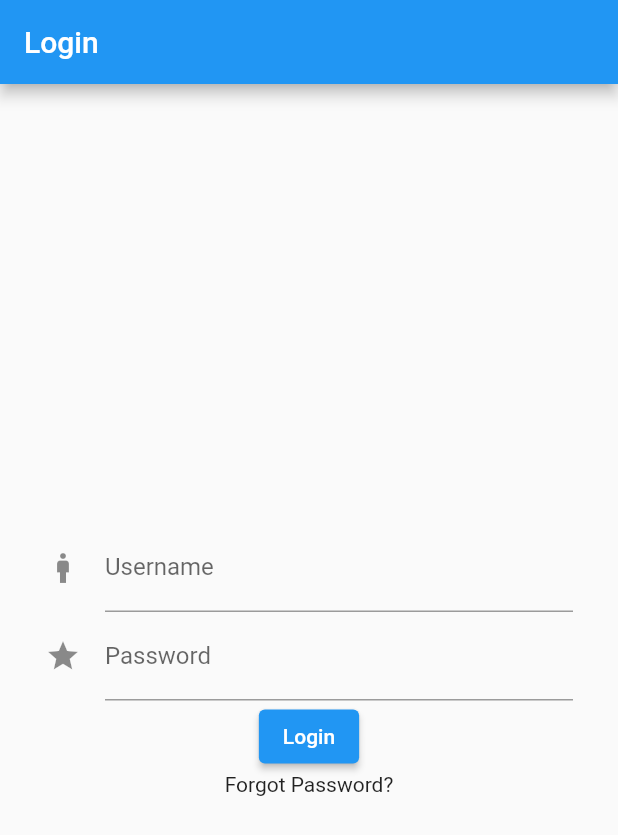
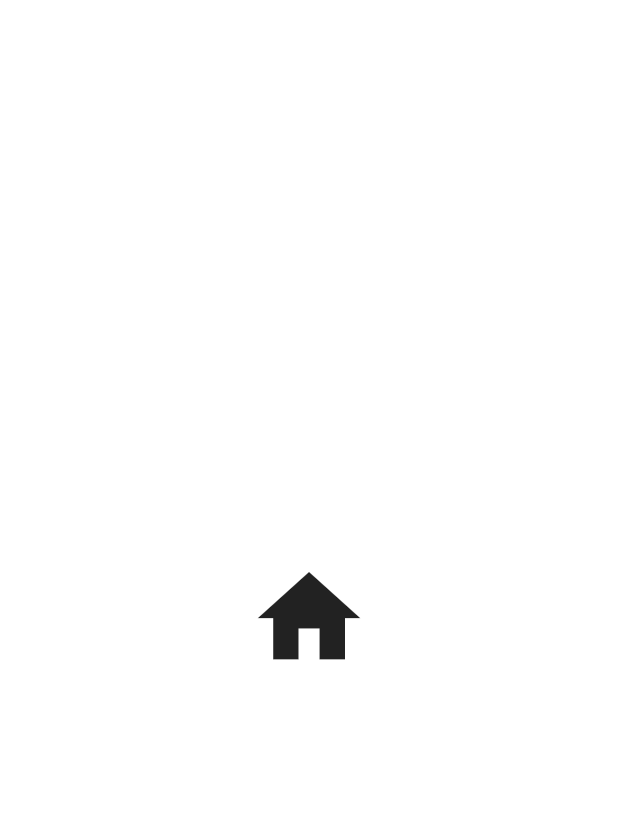
Before and after one commit to AbdulKhadhar/Counter-FLutter, a Flutter app: the first screen one second after launch, on a phone screen of 412 x 824 dp. Shown: the top 835 px of the screen. Run offline on Flutter 3.47's test engine with Material 2 defaults, Android fonts, the phone set to English and light mode, and no system bars; drawn by our look-alikes of animated_splash_screen.

Commit message:
Add Splash Screen

```diff
--- a/lib/login_page.dart
+++ b/lib/login_page.dart
@@ -24,6 +24,7 @@ class LoginPage extends StatelessWidget {
                 labelText: 'Username'
               ),
             ),
+            SizedBox(height: 20,),
             TextFormField(
               decoration: const InputDecoration(
                 hintText: 'Enter your password ?',
@@ -33,6 +34,7 @@ class LoginPage extends StatelessWidget {
               ),
               obscureText: true,
             ),
+            SizedBox(height: 30,),
             ElevatedButton(onPressed: (){}, child: Text('Login')),
             InkWell(
               child: new Text('Forgot Password?'),
--- a/lib/main.dart
+++ b/lib/main.dart
@@ -1,7 +1,8 @@
 import 'package:flutter/cupertino.dart';
 import 'package:flutter/material.dart';
-import 'package:sample_project_1/SharedPrefSample1/main.dart';
 import 'package:sample_project_1/login_page.dart';
+import 'package:sample_project_1/splash_screen.dart';
+
 
 void main(List<String> args) {
   runApp(MyApp());
@@ -13,7 +14,7 @@ class MyApp extends StatelessWidget {
   @override
   Widget build(BuildContext context) {
     return MaterialApp(
-      home: LoginPage(),
+      home: Splash(),
     );
   }
 }
--- /dev/null
+++ b/lib/splash_screen.dart
@@ -0,0 +1,18 @@
+
+import 'package:animated_splash_screen/animated_splash_screen.dart';
+import 'package:flutter/material.dart';
+import 'package:flutter/src/foundation/key.dart';
+import 'package:flutter/src/widgets/framework.dart';
+import 'package:sample_project_1/login_page.dart';
+
+class Splash extends StatelessWidget {
+  const Splash({Key? key}) : super(key: key);
+
+  @override
+  Widget build(BuildContext context) {
+    return AnimatedSplashScreen(splash: Icons.home, duration: 3000, nextScreen: LoginPage());
+
+    }
+
+
+  }
--- a/pubspec.yaml
+++ b/pubspec.yaml
@@ -30,7 +30,8 @@ dependencies:
   cupertino_icons: ^1.0.2
   flutter:
     sdk: flutter
-  shared_preferences: ^2.0.15
+  animated_splash_screen: ^1.2.0
+
 
 dev_dependencies:
 
```
Also changed, not shown: lib/SharedPrefSample1/generated_plugin_registrant.txt (renamed from lib/SharedPrefSample1/generated_plugin_registrant.dart), lib/SharedPrefSample1/main.txt (renamed from lib/SharedPrefSample1/main.dart), lib/SharedPrefSample1/screen_1.txt (renamed from lib/SharedPrefSample1/screen_1.dart), lib/SharedPrefSample1/screen_2.txt (renamed from lib/SharedPrefSample1/screen_2.dart), pubspec.lock, 1 other file.
